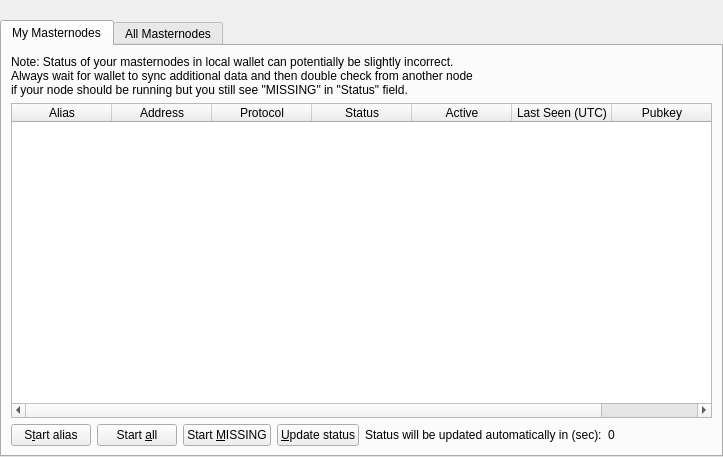
Old version of the form src/qt/forms/masternodelist.ui in the repository ccbcryptocashback/CCB.
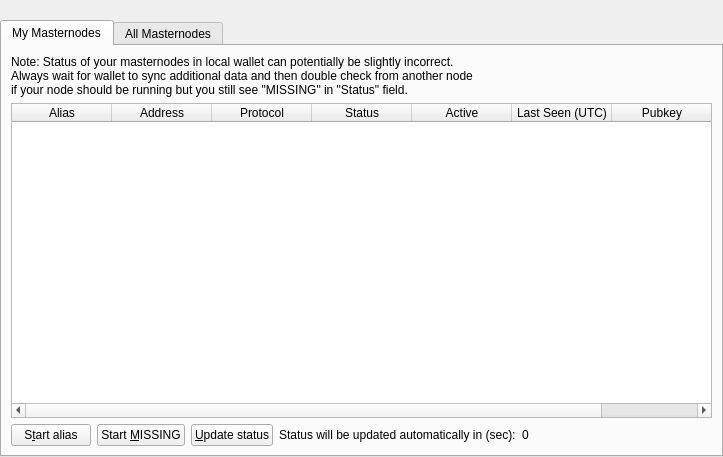
New version of the form.

Commit message: Removed StartAll Button Test

The edit to the form file:
```diff
--- a/src/qt/forms/masternodelist.ui
+++ b/src/qt/forms/masternodelist.ui
@@ -188,13 +188,6 @@
                </property>
               </widget>
              </item>
-             // <item>
-             // <widget class="QPushButton" name="startAllButton">
-             //  <property name="text">
-             //   <string>Start &amp;all</string>
-              // </property>
-             // </widget>
-            // </item>
              <item>
               <widget class="QPushButton" name="startMissingButton">
                <property name="text">
```
